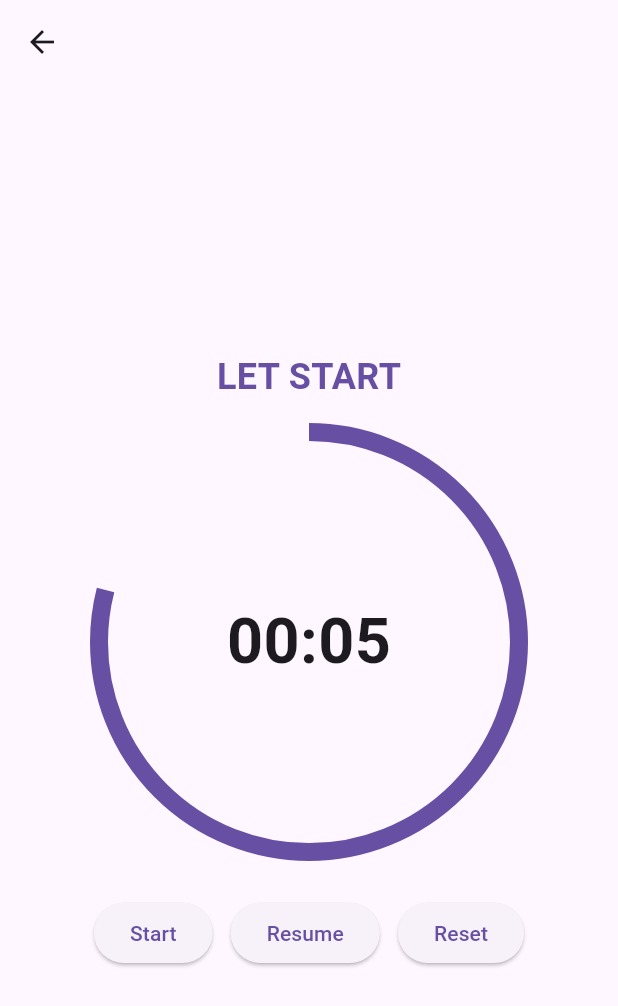
After one commit to Anandhakrishnan-CodeBlock/Rep-Count-Flutter, a Flutter app: the TimerActionScreen screen opened by its route, after a tap on "Start", after a tap on "Pause", on a phone screen of 412 x 824 dp. The commit adds this screen. Shown: the top 1006 px of the screen. Run offline on Flutter 3.47's test engine with Material 3 defaults, Android fonts, the phone set to English and light mode, and no system bars.

Commit message:
timer action screen base commit

```diff
--- /dev/null
+++ b/lib/components/widget/countdown_with_progress_widget.dart
@@ -0,0 +1,254 @@
+import 'dart:async';
+import 'package:flutter/material.dart';
+import 'package:rep_count/utility/utility_methods.dart';
+
+class CountdownWithProgress extends StatefulWidget {
+  final Duration startDuration;
+  final Duration workDuration;
+  final Duration breakDuration;
+  final int totalSets;
+
+  const CountdownWithProgress({
+    super.key,
+    required this.startDuration,
+    required this.workDuration,
+    required this.breakDuration,
+    required this.totalSets,
+  });
+
+  @override
+  State<CountdownWithProgress> createState() => _CountdownWithProgressState();
+}
+
+class _CountdownWithProgressState extends State<CountdownWithProgress>
+    with TickerProviderStateMixin {
+  late AnimationController _progressController;
+
+  Timer? _timer;
+
+  TimerPhase phase = TimerPhase.starting;
+  late Duration _remaining;
+
+  int currentSet = 1;
+  bool isRunning = false;
+  bool isPaused = false;
+
+  Duration get _currentDuration {
+    switch (phase) {
+      case TimerPhase.starting:
+        return widget.startDuration;
+      case TimerPhase.workout:
+        return widget.workDuration;
+      case TimerPhase.breakTime:
+        return widget.breakDuration;
+      default:
+        return Duration.zero;
+    }
+  }
+
+  @override
+  void initState() {
+    super.initState();
+
+    _remaining = widget.startDuration;
+
+    _progressController = AnimationController(vsync: this)
+      ..addListener(() => setState(() {}));
+  }
+
+  // ---------------- PUBLIC CONTROLS ----------------
+
+  void start() {
+    if (isRunning) return;
+    isRunning = true;
+    isPaused = false;
+    phase = TimerPhase.starting;
+    _remaining = widget.startDuration;
+    _runPhase();
+  }
+
+  void togglePauseResume() {
+    if (!isRunning) return;
+
+    if (isPaused) {
+      isPaused = false;
+      _runPhase(resume: true);
+    } else {
+      isPaused = true;
+      _timer?.cancel();
+      _progressController.stop();
+    }
+    setState(() {});
+  }
+
+  void reset() {
+    _timer?.cancel();
+    _progressController.reset();
+
+    setState(() {
+      phase = TimerPhase.starting;
+      currentSet = 1;
+      isRunning = false;
+      isPaused = false;
+      _remaining = widget.startDuration;
+    });
+  }
+
+  // ---------------- CORE ENGINE ----------------
+
+  void _runPhase({bool resume = false}) {
+    _timer?.cancel();
+
+    _progressController
+      ..duration = _currentDuration
+      ..forward(from: resume ? _progressController.value : 0);
+
+
+    _timer = Timer.periodic(const Duration(seconds: 1), (_) {
+      if (_remaining.inSeconds > 0) {
+        setState(() => _remaining -= const Duration(seconds: 1));
+      } else {
+        _timer?.cancel();
+        _nextPhase();
+      }
+    });
+  }
+
+  void _nextPhase() {
+    switch (phase) {
+      case TimerPhase.starting:
+        phase = TimerPhase.ready;
+        _remaining = const Duration(seconds: 1);
+        _runPhase();
+        break;
+
+      case TimerPhase.ready:
+        phase = TimerPhase.workout;
+        _remaining = widget.workDuration;
+        _runPhase();
+        break;
+
+      case TimerPhase.workout:
+        if (currentSet < widget.totalSets) {
+          phase = TimerPhase.breakTime;
+          _remaining = widget.breakDuration;
+        } else {
+          phase = TimerPhase.finished;
+          _remaining = const Duration(seconds: 2);
+        }
+        _runPhase();
+        break;
+
+      case TimerPhase.breakTime:
+        currentSet++;
+        phase = TimerPhase.workout;
+        _remaining = widget.workDuration;
+        _runPhase();
+        break;
+
+      case TimerPhase.finished:
+        reset(); // 🔥 Auto reset to starting state
+        break;
+    }
+  }
+
+  // ---------------- UI HELPERS ----------------
+
+  String formatDuration(Duration d) {
+    final m = d.inMinutes.remainder(60).toString().padLeft(2, '0');
+    final s = d.inSeconds.remainder(60).toString().padLeft(2, '0');
+    return "$m:$s";
+  }
+
+  String phaseText() {
+    switch (phase) {
+      case TimerPhase.starting:
+        return "LET START";
+      case TimerPhase.ready:
+        return "READY";
+      case TimerPhase.workout:
+        return "SET $currentSet / ${widget.totalSets}";
+      case TimerPhase.breakTime:
+        return "BREAK";
+      case TimerPhase.finished:
+        return "CONGRATULATIONS!";
+    }
+  }
+
+  // ---------------- UI ----------------
+
+  @override
+  Widget build(BuildContext context) {
+    return Column(
+      mainAxisAlignment: MainAxisAlignment.center,
+      children: [
+        Text(
+          phaseText(),
+          style: TextStyle(
+            fontSize: 24,
+            fontWeight: FontWeight.bold,
+            color: phase == TimerPhase.breakTime
+                ? Colors.black
+                : Theme.of(context).primaryColor,
+          ),
+        ),
+
+        const SizedBox(height: 20),
+
+        Stack(
+          alignment: Alignment.center,
+          children: [
+            SizedBox(
+              height: 280,
+              width: 280,
+              child: CircularProgressIndicator(
+                strokeWidth: 12,
+                value: phase == TimerPhase.finished
+                    ? 1
+                    : 1 - _progressController.value,
+              ),
+            ),
+            Text(
+              formatDuration(_remaining),
+              style: const TextStyle(
+                fontSize: 42,
+                fontWeight: FontWeight.bold,
+              ),
+            ),
+          ],
+        ),
+
+        const SizedBox(height: 30),
+
+        Row(
+          mainAxisAlignment: MainAxisAlignment.center,
+          children: [
+            ElevatedButton(onPressed: start, child: const Text("Start")),
+            const SizedBox(width: 12),
+            ElevatedButton(
+              onPressed: togglePauseResume,
+              child: Text(isPaused ? "Resume" : "Pause"),
+            ),
+            const SizedBox(width: 12),
+            ElevatedButton(onPressed: reset, child: const Text("Reset")),
+          ],
+        ),
+      ],
+    );
+  }
+
+  @override
+  void dispose() {
+    _timer?.cancel();
+    _progressController.dispose();
+    super.dispose();
+  }
+}
+
+enum TimerPhase {
+  starting,
+  ready,
+  workout,
+  breakTime,
+  finished,
+}
--- /dev/null
+++ b/lib/features/counter_action/counter_action_screen.dart
@@ -0,0 +1,13 @@
+import 'package:flutter/material.dart';
+
+class CounterActionScreen extends StatelessWidget {
+  const CounterActionScreen({super.key});
+
+  @override
+  Widget build(BuildContext context) {
+    return Scaffold(
+      appBar: AppBar(),
+      body: Container(),
+    );
+  }
+}
--- a/lib/features/timer/timer_screen.dart
+++ b/lib/features/timer/timer_screen.dart
@@ -15,7 +15,12 @@ class TimerScreen extends StatelessWidget {
         padding: EdgeInsets.all(16.0),
         itemCount: 15,
         itemBuilder: (context, index) {
-          return ProfileListItemWidget();
+          return GestureDetector(
+              child: ProfileListItemWidget(),
+              onTap: (){
+                Navigator.of(context).pushNamed(RoutePaths.timerActionRoute);
+              },
+          );
         },
       ),
       floatingActionButton: FloatingActionButton(
--- /dev/null
+++ b/lib/features/timer_action/countdown_with_progress_change_notifier.dart
@@ -0,0 +1,7 @@
+import 'package:flutter/material.dart';
+
+class CountdownWithProgressChangeNotifier extends ChangeNotifier {
+
+
+
+}
--- /dev/null
+++ b/lib/features/timer_action/timer_action_screen.dart
@@ -0,0 +1,34 @@
+import 'package:flutter/material.dart';
+import 'package:rep_count/components/widget/countdown_with_progress_widget.dart';
+
+class TimerActionScreen extends StatefulWidget {
+  const TimerActionScreen({super.key});
+  @override
+  State<StatefulWidget> createState() => TimerActionState();
+}
+
+class TimerActionState extends State<TimerActionScreen> {
+
+  final totalSets = 3;
+  final startDuration = Duration(seconds: 6);
+  final workDuration = Duration(seconds: 30);
+  final breakDuration = Duration(seconds: 10);
+
+  @override
+  Widget build(BuildContext context) {
+    return Scaffold(
+      appBar: AppBar(),
+      body: Column(
+        mainAxisAlignment: .center,
+        children: [
+          CountdownWithProgress(
+            startDuration: startDuration,
+            workDuration: workDuration,
+            breakDuration: breakDuration,
+            totalSets: totalSets,
+          )
+        ],
+      ),
+    );
+  }
+}
--- a/lib/route/app_route_generator.dart
+++ b/lib/route/app_route_generator.dart
@@ -1,5 +1,7 @@
 import 'package:flutter/material.dart';
+import 'package:rep_count/features/counter_action/counter_action_screen.dart';
 import 'package:rep_count/features/counter_profile/counter_profile_screen.dart';
+import 'package:rep_count/features/timer_action/timer_action_screen.dart';
 import 'package:rep_count/features/timer_profile/timer_profile_screen.dart';
 import 'package:rep_count/navigation/bottom_navigation_widget.dart';
 import 'package:rep_count/route/app_route_path_constants.dart';
@@ -21,6 +23,12 @@ class AppRouteGenerator {
       case RoutePaths.timerProfileRoute:
         return MaterialPageRoute(
             builder: (_) =>  const TimerProfileScreen());
+      case RoutePaths.counterActionRoute:
+        return MaterialPageRoute(
+            builder: (_) =>  const CounterActionScreen());
+      case RoutePaths.timerActionRoute:
+        return MaterialPageRoute(
+            builder: (_) =>  const TimerActionScreen());
       default:
         return null;
     }
--- a/lib/route/app_route_path_constants.dart
+++ b/lib/route/app_route_path_constants.dart
@@ -7,5 +7,7 @@ class RoutePaths {
   static const String initialRoute = "/";
   static const String counterProfileRoute = "/counterProfileRoute";
   static const String timerProfileRoute = "/timerProfileRoute";
+  static const String counterActionRoute = "/counterActionRoute";
+  static const String timerActionRoute = "/timerActionRoute";
 
 }
--- /dev/null
+++ b/lib/utility/utility_methods.dart
@@ -0,0 +1,6 @@
+String formatDuration(Duration d) {
+  final h = d.inHours.toString().padLeft(2, '0');
+  final m = d.inMinutes.remainder(60).toString().padLeft(2, '0');
+  final s = d.inSeconds.remainder(60).toString().padLeft(2, '0');
+  return "$h : $m : $s";
+}
--- a/pubspec.yaml
+++ b/pubspec.yaml
@@ -34,6 +34,7 @@ dependencies:
   # The following adds the Cupertino Icons font to your application.
   # Use with the CupertinoIcons class for iOS style icons.
   cupertino_icons: ^1.0.8
+  provider: ^6.1.5+1
 
 dev_dependencies:
   flutter_test:
```
Also changed, not shown: pubspec.lock.
